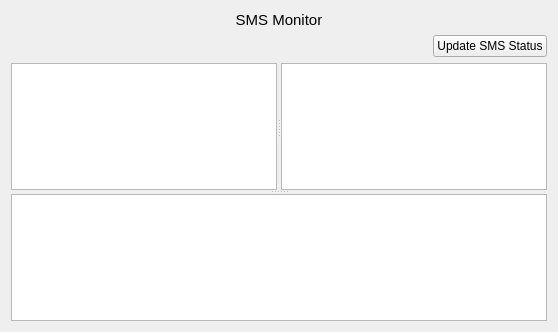
Before: the Qt Designer form src/plugins/sms_monitor/sms_monitor_widget.ui in cemc-oper/nwpc-monitor-app, drawn with Qt 5.
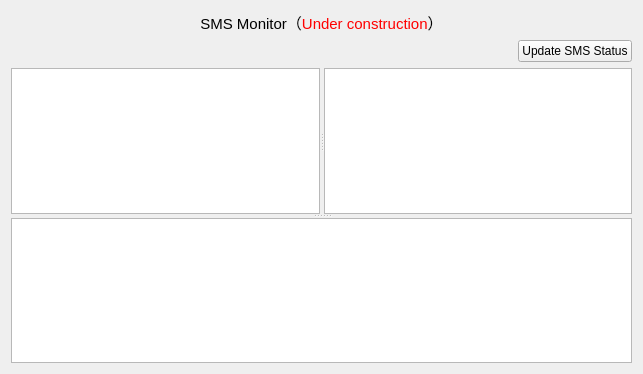
After: the same form once the commit is applied.

Commit message:
use QAction::activate to trigger action.
使用 QAction::activate 模拟按钮点击，出发 trigger 事件。

Diff of the .ui file:
```diff
--- a/src/plugins/sms_monitor/sms_monitor_widget.ui
+++ b/src/plugins/sms_monitor/sms_monitor_widget.ui
@@ -6,8 +6,8 @@
    <rect>
     <x>0</x>
     <y>0</y>
-    <width>558</width>
-    <height>332</height>
+    <width>643</width>
+    <height>374</height>
    </rect>
   </property>
   <property name="windowTitle">
@@ -17,7 +17,7 @@
    <item row="0" column="0">
     <widget class="QLabel" name="label">
      <property name="text">
-      <string>&lt;html&gt;&lt;head/&gt;&lt;body&gt;&lt;p&gt;&lt;span style=&quot; font-size:11pt;&quot;&gt;SMS Monitor&lt;/span&gt;&lt;/p&gt;&lt;/body&gt;&lt;/html&gt;</string>
+      <string>&lt;html&gt;&lt;head/&gt;&lt;body&gt;&lt;p&gt;&lt;span style=&quot; font-size:11pt;&quot;&gt;SMS Monitor（&lt;/span&gt;&lt;span style=&quot; font-size:11pt; color:#ff0000;&quot;&gt;Under construction&lt;/span&gt;&lt;span style=&quot; font-size:11pt;&quot;&gt;）&lt;/span&gt;&lt;/p&gt;&lt;/body&gt;&lt;/html&gt;</string>
      </property>
      <property name="alignment">
       <set>Qt::AlignCenter</set>
```
The commit also changes 1 other file.
